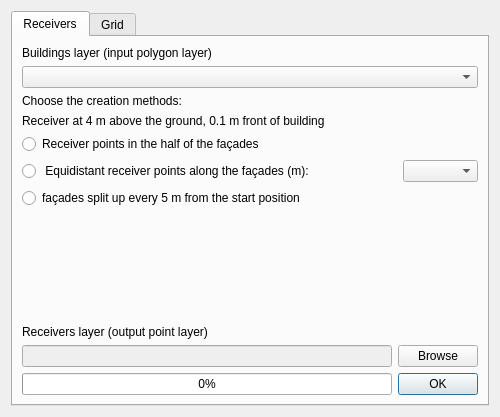
pierluigiderosa/openoise, file tools/ui_CreateReceiverPoints.ui: the form before one commit.
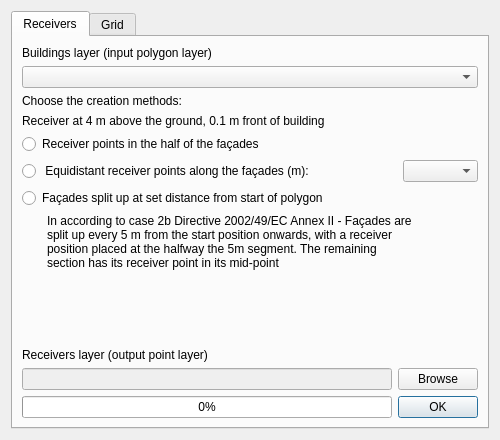
The form after the commit. Custom widgets are drawn as their Qt base class.

Patch:
```diff
--- a/tools/ui_CreateReceiverPoints.ui
+++ b/tools/ui_CreateReceiverPoints.ui
@@ -10,7 +10,7 @@
     <x>0</x>
     <y>0</y>
     <width>500</width>
-    <height>417</height>
+    <height>440</height>
    </rect>
   </property>
   <property name="sizePolicy">
@@ -141,12 +141,25 @@
             <string> in according to case 2b - Directive 2002/49/EC  Annex II </string>
            </property>
            <property name="text">
-            <string>façades split up every 5 m from the start position</string>
+            <string>Façades split up at set distance from start of polygon</string>
            </property>
           </widget>
          </item>
         </layout>
        </item>
+       <item>
+        <widget class="QLabel" name="label_5">
+         <property name="text">
+          <string>&lt;html&gt;&lt;head/&gt;&lt;body&gt;&lt;p&gt;In according to case 2b Directive 2002/49/EC Annex II - Façades are &lt;br/&gt;split up every 5 m from the start position onwards, with a receiver&lt;br/&gt;position placed at the halfway the 5m segment. The remaining &lt;br/&gt;section has its receiver point in its mid-point&lt;/p&gt;&lt;/body&gt;&lt;/html&gt;</string>
+         </property>
+         <property name="margin">
+          <number>0</number>
+         </property>
+         <property name="indent">
+          <number>25</number>
+         </property>
+        </widget>
+       </item>
        <item>
         <spacer name="verticalSpacer">
          <property name="orientation">
```
